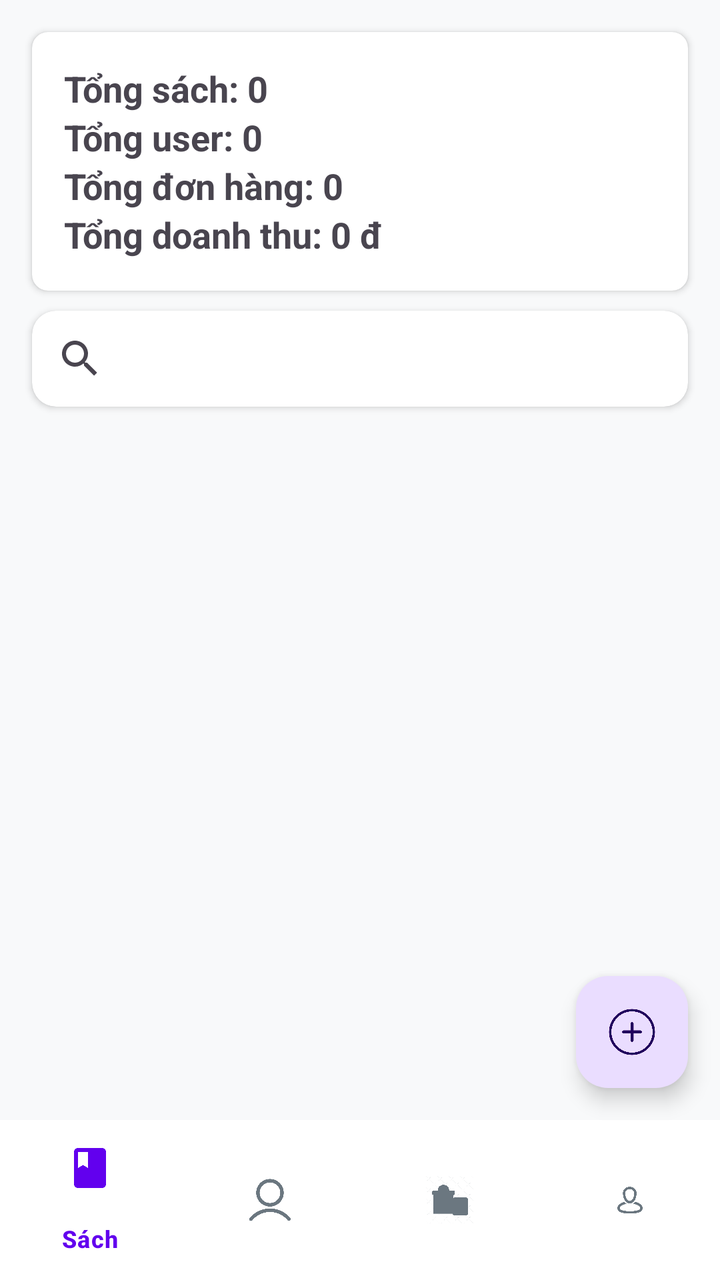
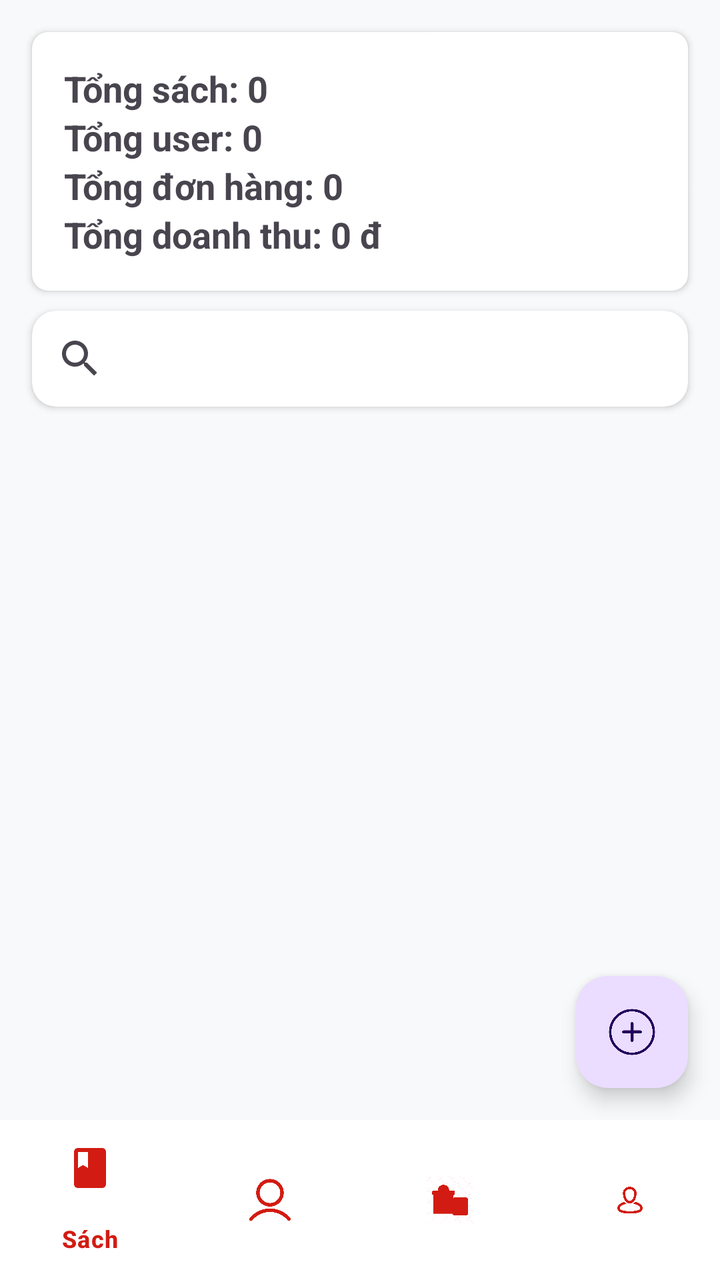

Screens rendered from an Android XML layout before and after an edit, with the pre-edit source and the edit as a unified diff.
<!-- AndroidManifest.xml: application theme Theme.BookApp -->
<!-- res/layout/activity_admin.xml -->
<?xml version="1.0" encoding="utf-8"?>
<androidx.constraintlayout.widget.ConstraintLayout xmlns:android="http://schemas.android.com/apk/res/android"
    xmlns:app="http://schemas.android.com/apk/res-auto"
    xmlns:tools="http://schemas.android.com/tools"
    android:layout_width="match_parent"
    android:layout_height="match_parent"
    android:background="#F8F9FA">

    
    <androidx.cardview.widget.CardView
        android:id="@+id/cardDashboard"
        android:layout_width="0dp"
        android:layout_height="wrap_content"
        app:cardBackgroundColor="#FFFFFF"
        app:cardCornerRadius="8dp"
        app:cardElevation="2dp"
        android:layout_margin="16dp"
        app:layout_constraintTop_toTopOf="parent"
        app:layout_constraintStart_toStartOf="parent"
        app:layout_constraintEnd_toEndOf="parent"
        android:layout_marginTop="50dp">

        <LinearLayout
            android:layout_width="match_parent"
            android:layout_height="wrap_content"
            android:orientation="vertical"
            android:padding="16dp">

            <TextView
                android:id="@+id/tvTotalBooks"
                android:layout_width="wrap_content"
                android:layout_height="wrap_content"
                android:text="Tổng sách: 0"
                android:textSize="18sp"
                android:textStyle="bold" />

            <TextView
                android:id="@+id/tvTotalUsers"
                android:layout_width="wrap_content"
                android:layout_height="wrap_content"
                android:text="Tổng user: 0"
                android:textSize="18sp"
                android:textStyle="bold" />

            <TextView
                android:id="@+id/tvTotalOrders"
                android:layout_width="wrap_content"
                android:layout_height="wrap_content"
                android:text="Tổng đơn hàng: 0"
                android:textSize="18sp"
                android:textStyle="bold" />

            <TextView
                android:id="@+id/tvTotalRevenue"
                android:layout_width="wrap_content"
                android:layout_height="wrap_content"
                android:text="Tổng doanh thu: 0 đ"
                android:textSize="18sp"
                android:textStyle="bold" />

        </LinearLayout>
    </androidx.cardview.widget.CardView>

    
    <androidx.cardview.widget.CardView
        android:id="@+id/searchCard"
        android:layout_width="0dp"
        android:layout_height="wrap_content"
        app:cardCornerRadius="12dp"
        app:cardElevation="2dp"
        android:layout_marginStart="16dp"
        android:layout_marginEnd="16dp"
        android:layout_marginBottom="8dp"
        app:layout_constraintTop_toBottomOf="@id/cardDashboard"
        app:layout_constraintStart_toStartOf="parent"
        app:layout_constraintEnd_toEndOf="parent"
        android:layout_marginTop="10dp">

        <androidx.appcompat.widget.SearchView
            android:id="@+id/searchView"
            android:layout_width="match_parent"
            android:layout_height="wrap_content"
            android:background="@android:color/transparent"
            android:iconifiedByDefault="false"
            android:queryHint="Tìm kiếm theo tên sách hoặc tác giả..." />

    </androidx.cardview.widget.CardView>

    
    <androidx.recyclerview.widget.RecyclerView
        android:id="@+id/rvBooks"
        android:layout_width="0dp"
        android:layout_height="0dp"
        app:layout_constraintTop_toBottomOf="@id/searchCard"
        app:layout_constraintBottom_toTopOf="@id/bottomNavigation"
        app:layout_constraintStart_toStartOf="parent"
        app:layout_constraintEnd_toEndOf="parent" />

    
    <com.google.android.material.bottomnavigation.BottomNavigationView
        android:id="@+id/bottomNavigation"
        android:layout_width="0dp"
        android:layout_height="wrap_content"
        android:background="@color/white"
        app:itemIconTint="@color/nav_item_color"
        app:itemTextColor="@color/nav_item_color"
        app:menu="@menu/bottom_nav_admin_menu"
        app:layout_constraintBottom_toBottomOf="parent"
        app:layout_constraintStart_toStartOf="parent"
        app:layout_constraintEnd_toEndOf="parent" />

    
    <com.google.android.material.floatingactionbutton.FloatingActionButton
        android:id="@+id/fabAddBook"
        android:layout_width="wrap_content"
        android:layout_height="wrap_content"
        android:src="@drawable/ic_add"
        app:layout_constraintBottom_toTopOf="@id/bottomNavigation"
        app:layout_constraintEnd_toEndOf="parent"
        android:layout_margin="16dp" />

</androidx.constraintlayout.widget.ConstraintLayout>
<!-- resources referenced by this layout -->
<resources>
  <color name="white">#FFFFFFFF</color>
  <!-- drawable ic_add: png bitmap (drawable, 14180 bytes) -->
  <style name="Theme.BookApp" parent="Base.Theme.BookApp" />
  <style name="Base.Theme.BookApp" parent="Theme.Material3.DayNight.NoActionBar">
          
          
      </style>
</resources>

<!-- the commit's change to res/layout/activity_admin.xml (unified diff, before → after) -->
@@ -101,9 +101,9 @@
         android:id="@+id/bottomNavigation"
         android:layout_width="0dp"
         android:layout_height="wrap_content"
-        android:background="@color/white"
-        app:itemIconTint="@color/nav_item_color"
-        app:itemTextColor="@color/nav_item_color"
+        android:background="#ffff"
+        app:itemIconTint="#d21c13"
+        app:itemTextColor="#d21c13"
         app:menu="@menu/bottom_nav_admin_menu"
         app:layout_constraintBottom_toBottomOf="parent"
         app:layout_constraintStart_toStartOf="parent"
<!-- resource entries referenced after the edit -->
@@ -1,6 +1,5 @@
 <!-- resources referenced by this layout -->
 <resources>
-  <color name="white">#FFFFFFFF</color>
   <!-- drawable ic_add: png bitmap (drawable, 14180 bytes) -->
   <style name="Theme.BookApp" parent="Base.Theme.BookApp" />
   <style name="Base.Theme.BookApp" parent="Theme.Material3.DayNight.NoActionBar">
